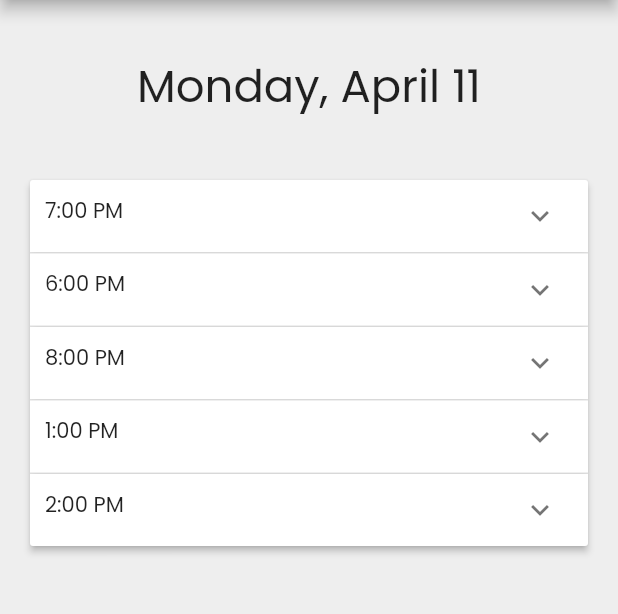
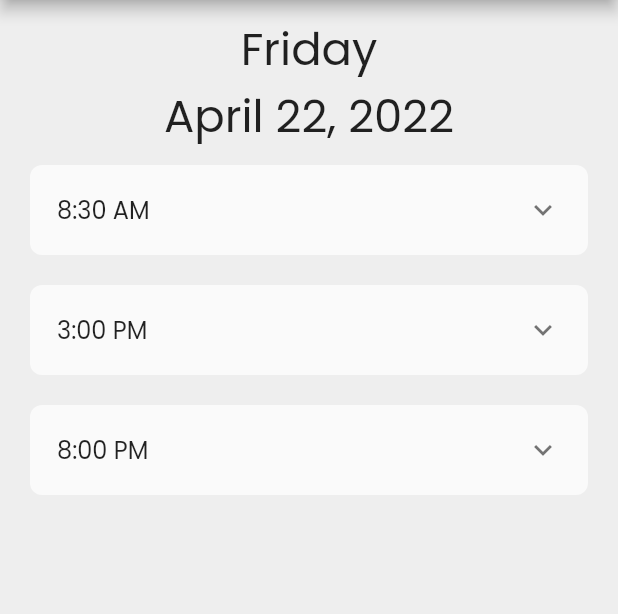
Before and after one commit to crioco/flutter_meditech_app, a Flutter app: the ReminderScreen screen opened by its route, on a phone screen of 412 x 824 dp, the part 84-698 px from its top. Run offline on Flutter 3.47's test engine with Material 2 defaults, Android fonts, the light colour scheme and no system bars; drawn by our look-alikes of expansion_tile_card; our stand-ins replace adaptive_dialog, cloud_firestore, firebase_auth, firebase_core, flutter_datetime_picker, google_fonts and 1 more; missing offline and left inert: chart_sparkline; accounts and stored records are empty.

Commit message:
updated reminder screen

```diff
--- a/lib/screens/reminder_screen.dart
+++ b/lib/screens/reminder_screen.dart
@@ -1,40 +1,9 @@
+import 'package:expansion_tile_card/expansion_tile_card.dart';
 import 'package:flutter/material.dart';
 import 'package:flutter_meditech_app/widgets/my_app_bar.dart';
 import 'package:flutter_meditech_app/widgets/my_side_menu.dart';
-
-var monday = [
-  {
-    'time': '7:00 PM',
-    'list': [
-      {'pill': 'Vitamin C', 'dosage': 2},
-      {'pill': 'Vitamin A', 'dosage': 1},
-    ],
-  },
-  {
-    'time': '6:00 PM',
-    'list': [
-      {'pill': 'Vitamin C', 'dosage': 2},
-    ],
-  },
-  {
-    'time': '8:00 PM',
-    'list': [
-      {'pill': 'Vitamin C', 'dosage': 2},
-    ],
-  },
-  {
-    'time': '1:00 PM',
-    'list': [
-      {'pill': 'Vitamin C', 'dosage': 2},
-    ],
-  },
-  {
-    'time': '2:00 PM',
-    'list': [
-      {'pill': 'Vitamin C', 'dosage': 2},
-    ],
-  },
-];
+import 'package:cloud_firestore/cloud_firestore.dart';
+import 'package:intl/intl.dart';
 
 class ReminderScreen extends StatefulWidget {
   const ReminderScreen({Key? key}) : super(key: key);
@@ -44,72 +13,190 @@ class ReminderScreen extends StatefulWidget {
 }
 
 class _ReminderScreenState extends State<ReminderScreen> {
+  Map<int, Map<int, Map<String, int>>> arrangedAlarms = {
+    1: <int, Map<String, int>>{},
+    2: <int, Map<String, int>>{},
+    3: <int, Map<String, int>>{},
+    4: <int, Map<String, int>>{},
+    5: <int, Map<String, int>>{
+      830: {'Melatonin': 1, 'Vitamin C': 2},
+      1500: {'Vitamin C': 1},
+      2000: {'Melatonin': 3}
+    },
+    6: <int, Map<String, int>>{},
+    7: <int, Map<String, int>>{}
+  };
+
+  Map<int, List<Map<String, dynamic>>> alarms = {};
+  var timeNow = DateTime.now();
+
   @override
   Widget build(BuildContext context) {
     return Scaffold(
         appBar: const MyAppBar(title: 'Reminder'),
         drawer: MySideMenu(),
-      body: Padding(
-        padding: const EdgeInsets.all(20),
-        child: SingleChildScrollView(
-          child: Column(
+        body: SingleChildScrollView(
+          child: Padding(
+            padding: const EdgeInsets.symmetric(vertical: 10),
+            child: FutureBuilder<Map<int, List<Map<String, dynamic>>>>(
+              future: getAlarmList(timeNow),
+              builder: (BuildContext context,
+                  AsyncSnapshot<Map<int, List<Map<String, dynamic>>>>
+                      map) {
+                return (map.hasData)
+                    ? Column(
                       children: [
-              const Padding(
-                padding: EdgeInsets.fromLTRB(0, 15, 0, 40),
-                child: Text(
-                  'Monday, April 11',
-                  style: TextStyle(fontSize: 30),
+                        Column(
+                          children: [
+                            Text(DateFormat.EEEE().format(timeNow), style: const TextStyle(fontSize: 30),),
+                            Text(DateFormat.yMMMMd().format(timeNow), style: const TextStyle(fontSize: 30),),
+                          ],
+                        ),
+                        Padding(
+                          padding: const EdgeInsets.symmetric(horizontal: 20),
+                          child: ListView.builder(
+                              physics: const NeverScrollableScrollPhysics(),
+                              shrinkWrap: true,
+                              itemCount: map.data?.length,
+                              itemBuilder: (context, index) {
+                                var time = map.data!.keys.elementAt(index);
+                                var hour = (time / 100).floor();
+                                String meridiem = (hour >= 12) ? 'PM' : 'AM';
+                                if (hour > 12) {
+                                  hour -= 12;
+                                } else if (hour == 0) {
+                                  hour = 12;
+                                }
+                                var minute = (time % 100).toString().padLeft(2, '0');
+                                bool alarmPassed = false;
+                                return Padding(
+                                  padding: const EdgeInsets.symmetric(vertical: 10),
+                                  child: ExpansionTileCard(
+                                    title: Text('$hour:$minute $meridiem'),
+                                    children: [
+                                      const Divider(
+                                        thickness: 1.0,
+                                        height: 1.0,
+                                      ),
+                                      Padding(
+                                        padding: const EdgeInsets.symmetric(horizontal: 10, vertical: 20),
+                                        child: ListView(
+                                          physics: const NeverScrollableScrollPhysics(),
+                                          shrinkWrap: true,
+                                          children: (map.data!.values.elementAt(index)).map(
+                                            (Map<String, dynamic> map1) {
+                                              var pillName = map1['pill_name'];
+                                              var dosage = map1['dosage'];
+                                              var status = map1['status'];
+                                              if (status != '- -') alarmPassed = true;
+                                              return Row(
+                                                mainAxisAlignment:MainAxisAlignment.spaceAround,
+                                                crossAxisAlignment: CrossAxisAlignment.center,
+                                                children: [
+                                                  Text(dosage.toString()),
+                                                  Text(pillName),
+                                                  Text(status),
+
+                                                ],
+                                              );
+                                            },
+                                          ).toList(),
                                         ),
                                       ),
-              ExpansionPanelList.radio(
-                children: monday.map((panel) {
-                  return ExpansionPanelRadio(
-                    canTapOnHeader: true,
-                    value: panel['time'] as String,
-                    headerBuilder: (context, isExpanded) {
-                      return Container(
-                          padding: const EdgeInsets.all(10),
-                          child: Text(
-                            panel['time'] as String,
-                          ));
-                    },
-                    body: Column(
-                      crossAxisAlignment: CrossAxisAlignment.end,
-                      children: [
-                        Container(
-                          padding: const EdgeInsets.all(10),
-                          height: 100,
-                          child: ListView.builder(
-                            itemCount:
-                                (panel['list'] as List<Map<String, Object>>)
-                                    .length,
-                            itemBuilder: (context, index) {
-                              var pillList = (panel['list']
-                                  as List<Map<String, Object>>)[index];
-                              // Replace with Column
-                              return Text(
-                                  '${pillList['dosage']}  ${pillList['pill']}');
+                                      (alarmPassed) ? Container(
+                                        padding: const EdgeInsets.fromLTRB(0, 10, 20, 10),
+                                        alignment: Alignment.centerRight,
+                                        child: ElevatedButton(onPressed: (){}, child: const Text('Edit')))
+                                      : Container()
+
+                                    ],
+                                  ),
+                                );
                               },
                             ),
                         ),
-                        Padding(
-                          padding: const EdgeInsets.all(8.0),
-                          child: ElevatedButton(
-                            onPressed: () {
-                              print(panel['time'] as String);
+                      ],
+                    )
+                    : SizedBox(
+                        width: MediaQuery.of(context).size.width,
+                        height:
+                            MediaQuery.of(context).size.height - 160,
+                        child: const Center(
+                            child: SizedBox(
+                                height: 70,
+                                width: 70,
+                                child: CircularProgressIndicator(
+                                  strokeWidth: 8,
+                                ))));
               },
-                            child: const Text('Edit'),
-                          ),
-                        )
-                      ],
-                    ),
-                  );
-                }).toList(),
-              ),
-            ],
             ),
           ),
-      ),
-    );
+        ));
+  }
+
+  Future<Map<int, List<Map<String, dynamic>>>> getAlarmList(DateTime date) async {
+    QuerySnapshot<Map<String, dynamic>> query = await FirebaseFirestore.instance
+        .collection('DEVICE001')
+        .where('alarmTime', isGreaterThanOrEqualTo: DateTime(date.year, date.month, date.day))
+        .where('alarmTime', isLessThan: DateTime(date.year, date.month, date.day).add(const Duration(days: 1)))
+        .orderBy('alarmTime', descending: false)
+        .get();
+
+    var queryList = query.docs;
+    Map<int, List<Map<String, dynamic>>> temp = {};
+    if (queryList.isNotEmpty) {
+      for (var document in queryList) {
+        var data = document.data();
+        var isSkipped = data['isSkipped'] as bool;
+        var alarmTime = data['alarmTime'].toDate().add(const Duration(hours: 8)) as DateTime;
+        var pills = data['pills'] as Map<String, dynamic>;
+
+        List<Map<String, dynamic>> tempList = [];
+        for (var index = 0; index < pills.length; index++) {
+          Map<String, dynamic> tempPill = {};
+          var pillName = pills.keys.elementAt(index);
+          var valueMap = pills.values.elementAt(index);
+          var dosage = valueMap['dosage'];
+          var isTaken = valueMap['isTaken'];
+
+          String status;
+          if (isTaken) { status = 'Taken';
+          } else if (isSkipped) { status = 'Skipped';
+          } else { status = 'Missed';
+          }
+
+          tempPill['pill_name'] = pillName;
+          tempPill['dosage'] = dosage;
+          tempPill['status'] = status;
+
+          tempList.add(tempPill);
+        }
+        var time = alarmTime.hour * 100 + alarmTime.minute;
+        temp[time] = tempList;
       }
     }
+
+    var alarmMap =
+        arrangedAlarms[timeNow.weekday] as Map<int, Map<String, int>>;
+    alarmMap.forEach((key, value) {
+      var time = key;
+      var valueMap = value;
+      List<Map<String, dynamic>> tempList = [];
+      valueMap.forEach((key, value) {
+        Map<String, dynamic> tempMap = {};
+        var pillName = key;
+        var dosage = value;
+
+        tempMap['pill_name'] = pillName;
+        tempMap['dosage'] = dosage;
+        tempMap['status'] = '- -';
+
+        tempList.add(tempMap);
+      });
+
+      temp[time] = tempList;
+    });
+
+    return temp;
+  }
+}
```
Also changed, not shown: lib/screens/summary_screen.dart (+12 -26 lines). Lines whose indentation alone changed are shown as unchanged.
